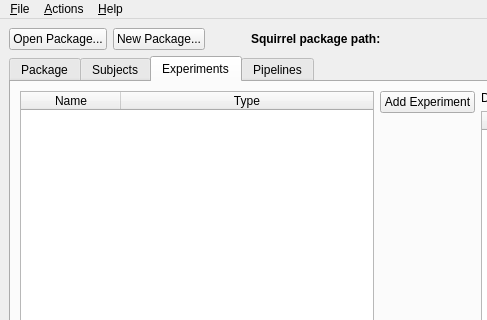
The window that src/squirrel-gui/mainwindow.ui (gbook/squirrel) describes before a commit, drawn with Qt 5; both pictures show x 0 to 487 and y 0 to 320 of the 854 by 677 pixel window.
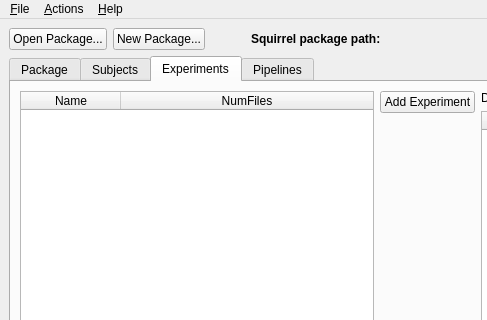
The same window after the commit. The open tabs and pages were chosen to show the change. Icons and pictures are not drawn.

Commit message: bug fixes, close squirrel package in GUI

What changed in the file:
```diff
--- a/src/squirrel-gui/mainwindow.ui
+++ b/src/squirrel-gui/mainwindow.ui
@@ -533,7 +533,7 @@
             </column>
             <column>
              <property name="text">
-              <string>Type</string>
+              <string>NumFiles</string>
              </property>
             </column>
            </widget>
```
Left out of the diff: 6 changed lines with no effect on the pictures. The commit also changes 7 other files.
